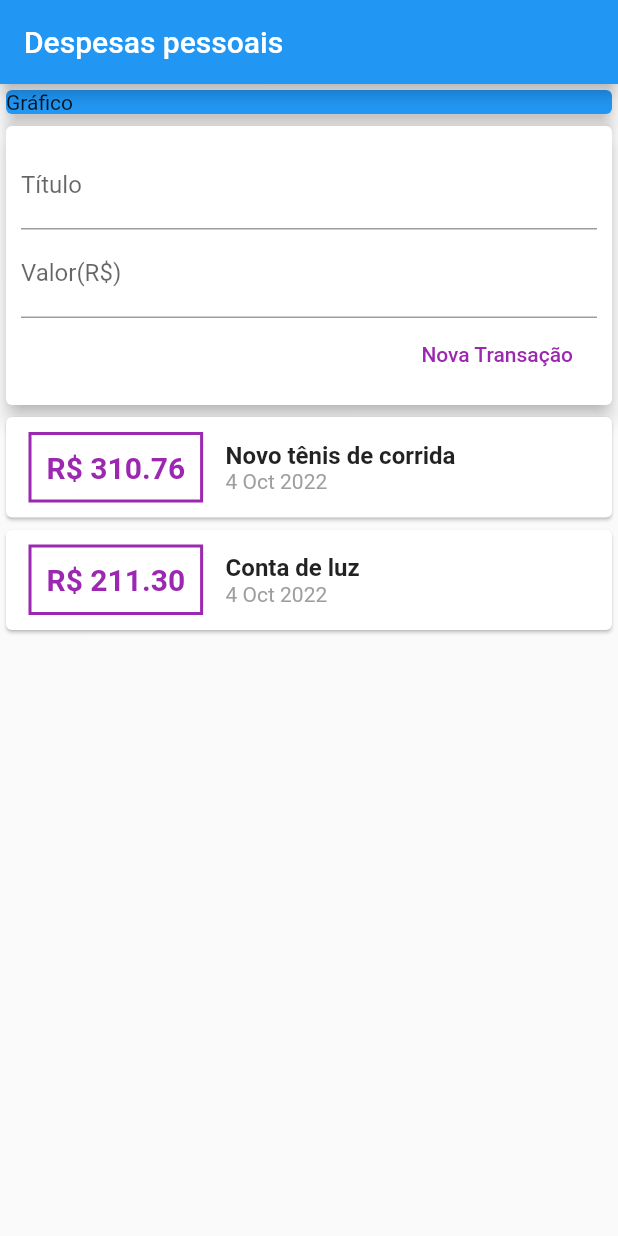
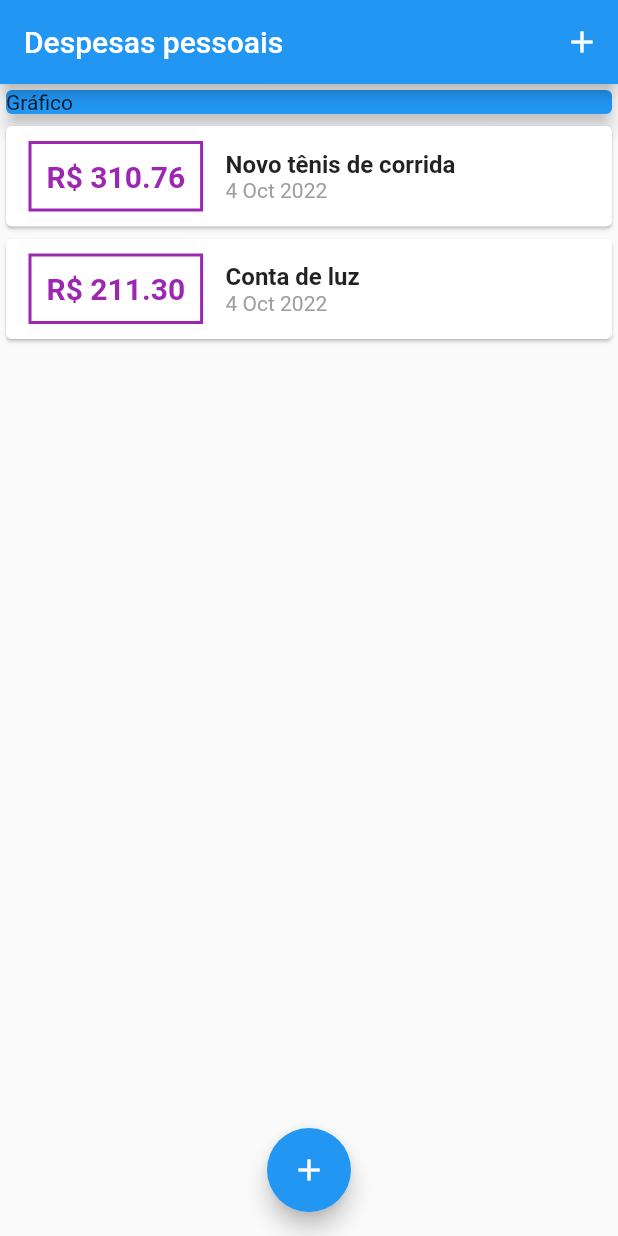
Before and after one commit to FelipeCourtois/despesas_app, a Flutter app: the screen it shows after launch, on a phone screen of 412 x 824 dp. Run offline on Flutter 3.47's test engine with Material 2 defaults, Android fonts, the phone set to English and light mode, and no system bars.

Commit message:
botões para adicionar transação e inclusão do modal

```diff
--- a/lib/components/transaction_user.dart
+++ /dev/null
@@ -1,56 +0,0 @@
-import 'dart:math';
-
-import 'package:app_despesas/components/transaction_form.dart';
-import 'package:flutter/cupertino.dart';
-import 'package:flutter/src/widgets/container.dart';
-import 'package:flutter/src/widgets/framework.dart';
-import '../models/transaction.dart';
-import './transaction_list.dart';
-import './transaction_list.dart';
-
-class TransactionUser extends StatefulWidget {
-  //é do tipo stetefull pois o conteudo da lista vai sendo alterada
-  const TransactionUser({super.key});
-
-  @override
-  State<TransactionUser> createState() => _TransactionUserState();
-}
-
-class _TransactionUserState extends State<TransactionUser> {
-  final _transactions = [
-    Transaction(
-      id: 't1',
-      title: 'Novo tênis de corrida',
-      value: 310.76,
-      date: DateTime.now(),
-    ),
-    Transaction(
-      id: 't2',
-      title: 'Conta de luz',
-      value: 211.30,
-      date: DateTime.now(),
-    )
-  ];
-
-  _addTransaction(String title, double value) {
-    final newTransaction = Transaction(
-      id: Random().nextDouble().toString(), //forma de gerar um valor aleatório
-      title: title,
-      value: value,
-      date: DateTime.now(),
-    );
-    setState(() {
-      _transactions.add(newTransaction);
-    });
-  }
-
-  @override
-  Widget build(BuildContext context) {
-    return Column(
-      children: [
-        TransactionForm(_addTransaction),
-        TransactionList(_transactions),
-      ],
-    );
-  }
-}
--- a/lib/main.dart
+++ b/lib/main.dart
@@ -1,5 +1,8 @@
-import 'package:app_despesas/components/transaction_user.dart';
+import 'package:app_despesas/components/transaction_form.dart';
 import 'package:flutter/material.dart';
+import 'dart:math';
+import '../models/transaction.dart';
+import 'components/transaction_list.dart';
 
 main() => runApp(ExpensesApp());
 
@@ -14,12 +17,59 @@ class ExpensesApp extends StatelessWidget {
   }
 }
 
-class MyHomePage extends StatelessWidget {
+class MyHomePage extends StatefulWidget {
+  @override
+  State<MyHomePage> createState() => _MyHomePageState();
+}
+
+class _MyHomePageState extends State<MyHomePage> {
+  final _transactions = [
+    Transaction(
+      id: 't1',
+      title: 'Novo tênis de corrida',
+      value: 310.76,
+      date: DateTime.now(),
+    ),
+    Transaction(
+      id: 't2',
+      title: 'Conta de luz',
+      value: 211.30,
+      date: DateTime.now(),
+    ),
+  ];
+  _addTransaction(String title, double value) {
+    final newTransaction = Transaction(
+      id: Random().nextDouble().toString(), //forma de gerar um valor aleatório
+      title: title,
+      value: value,
+      date: DateTime.now(),
+    );
+    setState(() {
+      _transactions.add(newTransaction);
+    });
+  }
+
+  _openTransactionFormModal(BuildContext context) {
+    showModalBottomSheet(
+      context: context,
+      builder: (_) {
+        return TransactionForm(_addTransaction);
+      },
+    );
+  }
+
   @override
   Widget build(BuildContext context) {
     return Scaffold(
       appBar: AppBar(
         title: Text('Despesas pessoais'),
+        actions: [
+          IconButton(
+              onPressed: () => _openTransactionFormModal(context),
+              icon: Icon(
+                Icons.add,
+              ))
+        ],
       ),
       body: SingleChildScrollView(
         child: Column(
@@ -32,9 +82,15 @@ class MyHomePage extends StatelessWidget {
                 elevation: 5,
               ),
             ),
-              TransactionUser(),
+            TransactionList(_transactions),
           ],
         ),
-        ));
+      ),
+      floatingActionButton: FloatingActionButton(
+        child: Icon(Icons.add),
+        onPressed: () => _openTransactionFormModal(context),
+      ),
+      floatingActionButtonLocation: FloatingActionButtonLocation.centerFloat,
+    );
   }
 }
```
Also changed, not shown: lib/components/transaction_form.dart (+11 -5 lines). Lines whose indentation alone changed are shown as unchanged.
